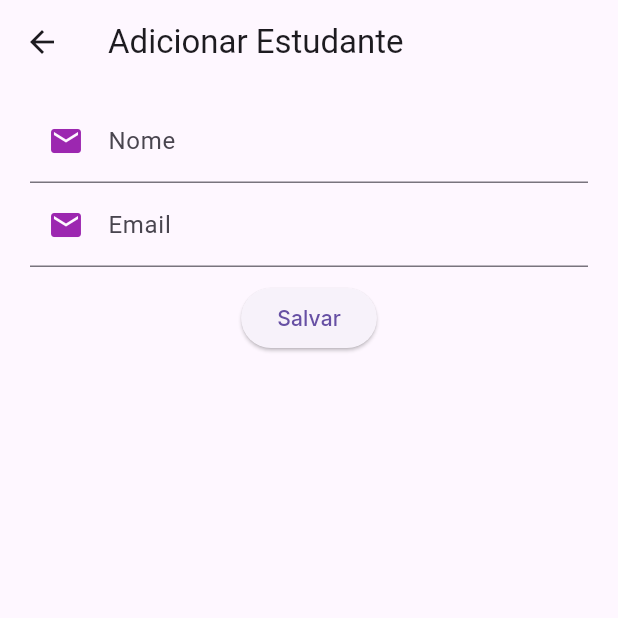
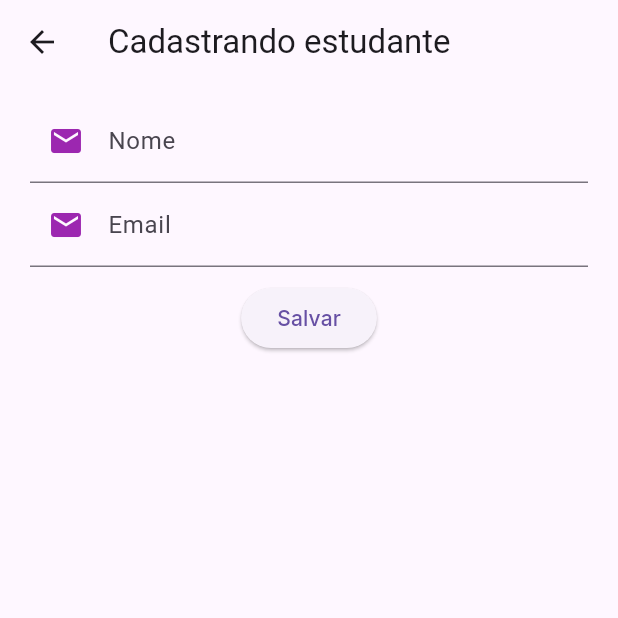
Before and after one commit to antonioalberto-dev/flutter_firebase, a Flutter app: the FormStudent screen opened directly, on a phone screen of 412 x 824 dp, the top half of it. Run offline on Flutter 3.47's test engine with Material 2 defaults, Android fonts, the phone set to English and light mode, and no system bars; our stand-ins replace cloud_firestore, firebase_core, flutter_slidable, google_fonts; accounts and stored records are empty.

Commit message:
feat: editando item

```diff
--- a/lib/controllers/student_controller.dart
+++ b/lib/controllers/student_controller.dart
@@ -13,7 +13,7 @@ class StudentController {
 
   // edit student
   Future onUpdate(Student student) async {
-    await _students.doc().update(student.addData());
+    await _students.doc(student.id).update(student.addData());
   }
 
   // remove student
--- a/lib/screens/form_student.dart
+++ b/lib/screens/form_student.dart
@@ -5,7 +5,10 @@ import 'package:flutter/material.dart';
 import 'package:google_fonts/google_fonts.dart';
 
 class FormStudent extends StatefulWidget {
-  const FormStudent({Key? key}) : super(key: key);
+  final Student? student;
+  final index;
+
+  FormStudent({this.student, this.index});
 
   @override
   State<FormStudent> createState() => _FormStudentState();
@@ -13,14 +16,29 @@ class FormStudent extends StatefulWidget {
 
 class _FormStudentState extends State<FormStudent> {
   final _formKey = GlobalKey<FormState>();
+  bool isEditingMode = false;
+  final TextEditingController idController = TextEditingController();
   final TextEditingController nameController = TextEditingController();
   final TextEditingController emailController = TextEditingController();
+
+  @override
+  void initState() {
+    if (widget.index != null) {
+      idController.text = widget.student!.id;
+      nameController.text = widget.student!.name;
+      emailController.text = widget.student!.email;
+      isEditingMode = true;
+    }
+    super.initState();
+  }
 
   @override
   Widget build(BuildContext context) {
     return Scaffold(
       appBar: AppBar(
-        title: const Text("Adicionar Estudante"),
+        title: isEditingMode == true
+            ? Text("Editando registro")
+            : Text("Cadastrando estudante"),
       ),
       body: Container(
         padding: const EdgeInsets.symmetric(vertical: 10, horizontal: 20),
@@ -42,15 +60,24 @@ class _FormStudentState extends State<FormStudent> {
               ElevatedButton(
                 onPressed: () {
                   if (_formKey.currentState!.validate()) {
-                    _formKey.currentState!.save();
-
-                    StudentController().onCreate(
-                      Student(name: nameController.text, email: emailController.text)
-                    );
+                    if (isEditingMode == true) {
+                      StudentController().onUpdate(Student(
+                        id: idController.text,
+                        name: nameController.text,
+                        email: emailController.text,
+                      ));
+                    } else {
+                      StudentController().onCreate(Student(
+                        name: nameController,
+                        email: emailController,
+                      ));
+                    }
                   }
                   Navigator.pop(context);
                 },
-                child: Text("Salvar", style: GoogleFonts.inter()),
+                child: isEditingMode == true
+                    ? Text("Atualizar", style: GoogleFonts.inter())
+                    : Text("Salvar", style: GoogleFonts.inter()),
               )
             ],
           ),
```
Also changed, not shown: lib/screens/home_page.dart (+18 -2 lines).
